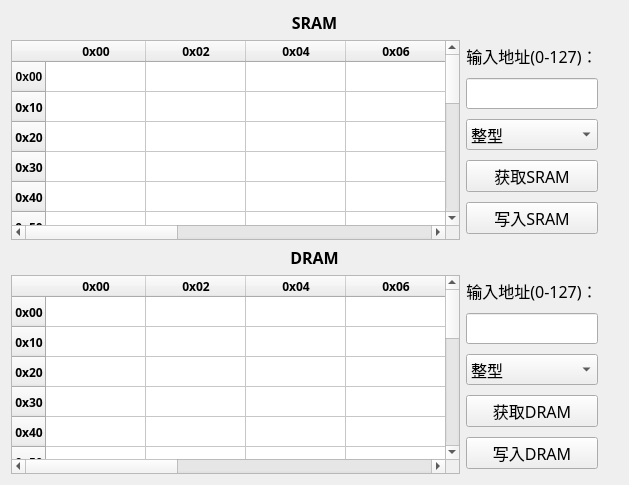
Above: ramdata.ui from duanyifei777/TCPClint before the change. Below: the same form after it.
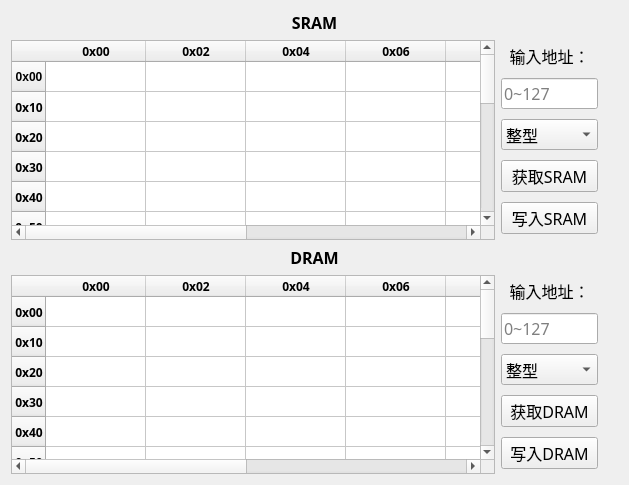
That is the form after the change.

```diff
--- a/ramdata.ui
+++ b/ramdata.ui
@@ -390,7 +390,7 @@
           </font>
          </property>
          <property name="text">
-          <string>&lt;html&gt;&lt;head/&gt;&lt;body&gt;&lt;p align=&quot;center&quot;&gt;输入地址(0-127)：&lt;/p&gt;&lt;/body&gt;&lt;/html&gt;</string>
+          <string>&lt;html&gt;&lt;head/&gt;&lt;body&gt;&lt;p align=&quot;center&quot;&gt;输入地址：&lt;/p&gt;&lt;/body&gt;&lt;/html&gt;</string>
          </property>
         </widget>
        </item>
@@ -427,6 +427,9 @@
            <pointsize>12</pointsize>
           </font>
          </property>
+         <property name="placeholderText">
+          <string>0~127</string>
+         </property>
         </widget>
        </item>
        <item row="2" column="0">
@@ -871,7 +874,7 @@
           </font>
          </property>
          <property name="text">
-          <string>&lt;html&gt;&lt;head/&gt;&lt;body&gt;&lt;p align=&quot;center&quot;&gt;输入地址(0-127)：&lt;/p&gt;&lt;/body&gt;&lt;/html&gt;</string>
+          <string>&lt;html&gt;&lt;head/&gt;&lt;body&gt;&lt;p align=&quot;center&quot;&gt;输入地址：&lt;/p&gt;&lt;/body&gt;&lt;/html&gt;</string>
          </property>
         </widget>
        </item>
@@ -908,6 +911,9 @@
            <pointsize>12</pointsize>
           </font>
          </property>
+         <property name="placeholderText">
+          <string>0~127</string>
+         </property>
         </widget>
        </item>
       </layout>
```
